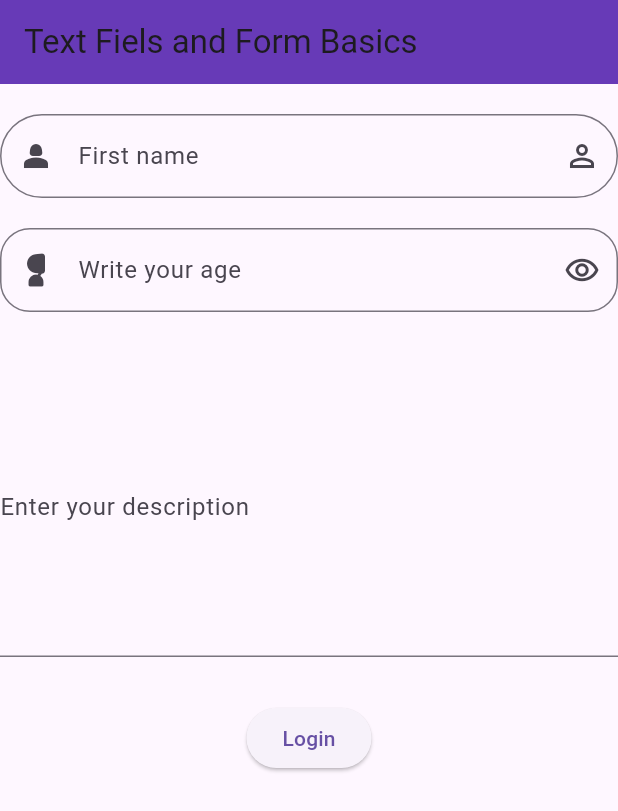
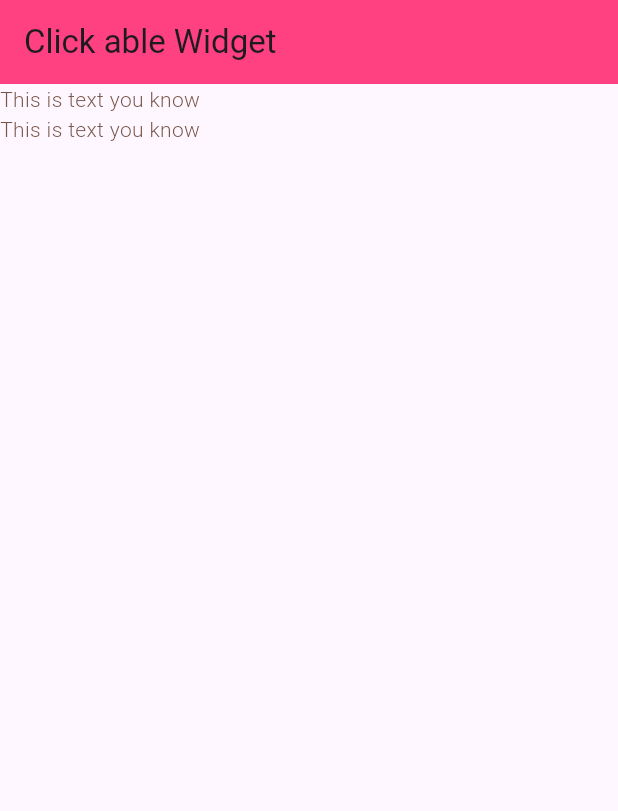
Before and after one commit to AHMEDRAZA105/Flutter-Basic-to-Advance, a Flutter app: the screen it shows after launch, on a phone screen of 412 x 824 dp. Shown: the top 811 px of the screen. Run offline on Flutter 3.47's test engine with Material 3 defaults, Android fonts, the phone set to English and light mode, and no system bars.

Commit message:
updated work

```diff
--- /dev/null
+++ b/lib/Screens/Click_Able_Widget.dart
@@ -0,0 +1,53 @@
+import 'package:flutter/material.dart';
+class ClickAble extends StatelessWidget{
+  //constructure
+ const ClickAble({super.key});
+ @override
+  Widget build(BuildContext context){
+   return Scaffold(
+appBar: AppBar(
+  title: Text("Click able Widget"),
+  backgroundColor: Colors.pinkAccent,
+),
+     body: Column(
+       children: [
+         //Inkwell give click effect but Gester Detector donot give click effect
+         //Gesture detector give more properties
+         InkWell(
+           onTap: (){
+             print("How are you");
+           },
+           child:Text("This is text you know",style: TextStyle(color: Colors.brown,fontWeight: FontWeight.w300),),
+         ),
+         GestureDetector(
+           onTap: (){
+             print("How are you");
+           },
+           child:Text("This is text you know",style: TextStyle(color: Colors.brown,fontWeight: FontWeight.w300),),
+         ),
+         //GestureDetector make widget clickable
+        // GestureDetector(
+        //   // onTap: (){
+        //   //   print("This is child of gesture detecter");
+        //   // },
+        //   // onLongPress: (){
+        //   //   print("Long Pressed=================");
+        //   // },
+        //   onDoubleTap: (){
+        //     print("Doule tabed=====");
+        //   },
+        //   child: Text(
+        //     "Salam how are you?",
+        //     style: TextStyle(
+        //       fontSize: 30,
+        //
+        //     ),
+        //   ),
+        // ),
+
+       ],
+     ),
+   );
+ }
+
+}
--- a/lib/main.dart
+++ b/lib/main.dart
@@ -1,10 +1,12 @@
 import 'package:flutter/material.dart';
 import 'package:flutter_basic_to_advancde/Screens/Home/home.dart';
 import 'package:flutter_basic_to_advancde/Screens/Home/home_stateful.dart';
+import 'package:flutter_basic_to_advancde/Screens/form_validation.dart';
 import 'package:flutter_basic_to_advancde/Screens/text_widget_explanation.dart';
 import 'package:flutter_basic_to_advancde/Screens/Image_Widget.dart';
 
 import 'Screens/Button_widget.dart';
+import 'Screens/Click_Able_Widget.dart';
 import 'Screens/Column&Row explanation.dart';
 import 'Screens/Container Explain.dart';
 import 'Screens/Text_Fiels&Form basics.dart';
@@ -33,7 +35,7 @@ Widget build(BuildContext context){
     //home: HomeScreen(),
   //home: TextWidget(),
     //home of image widget
-    home:  TFFB (),
+    home:  ClickAble (),
   );
 }
 }
```
Also changed, not shown: lib/Screens/form_validation.dart (added, +115 -0 lines).
